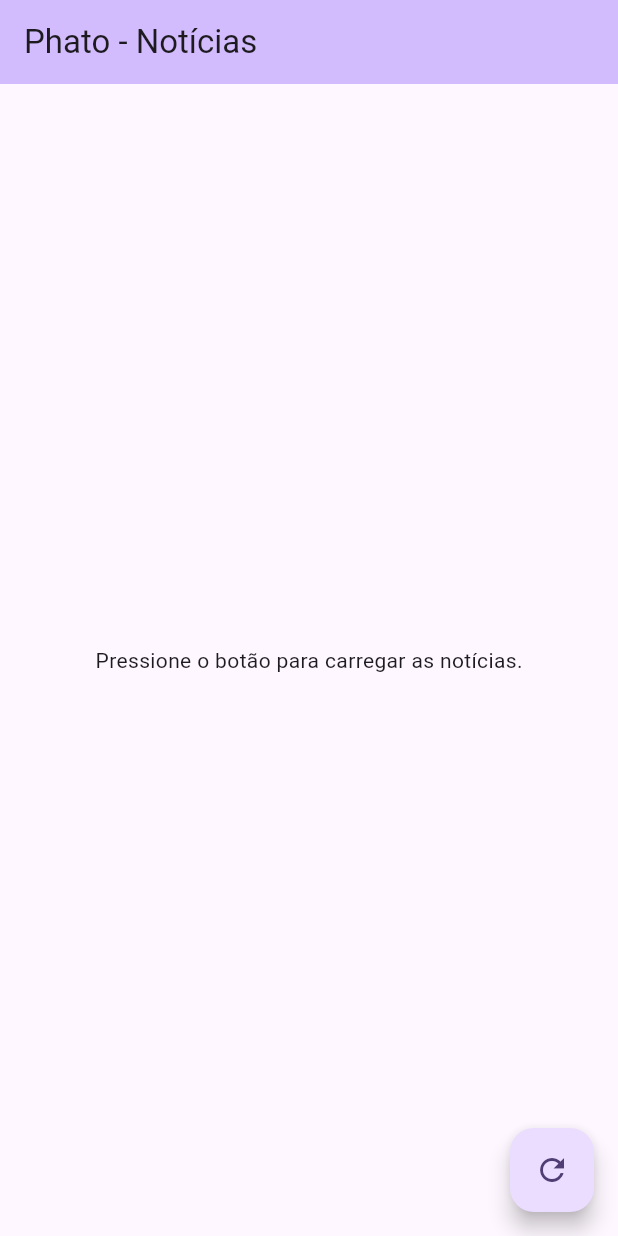
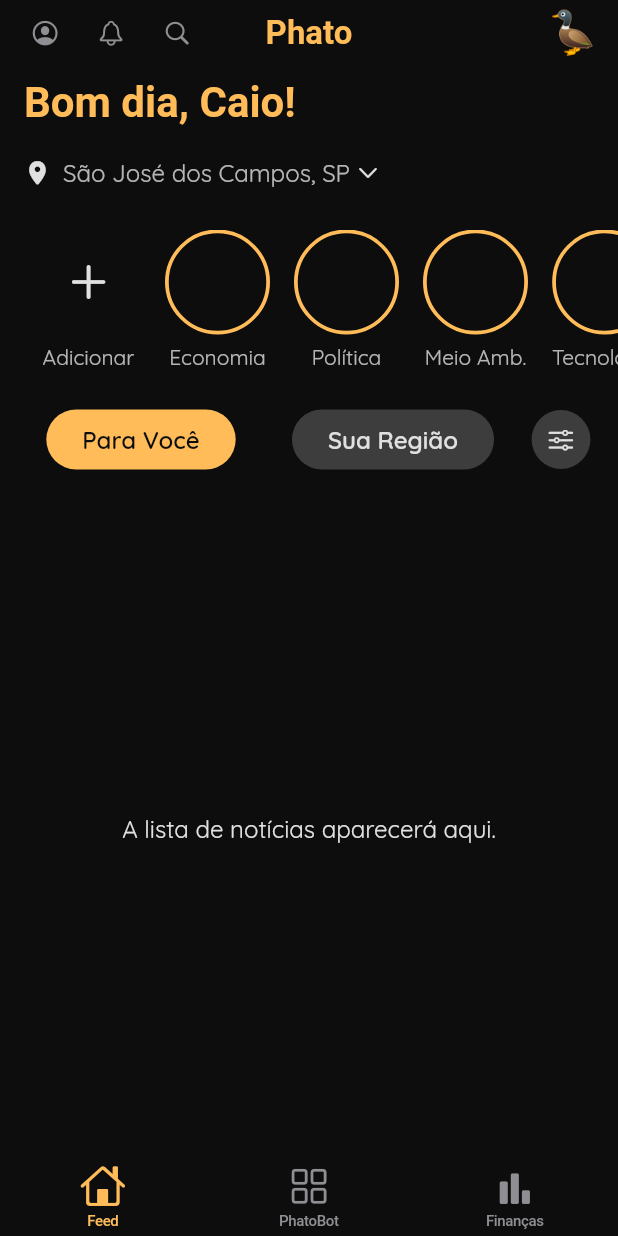
Before and after one commit to kvag0/Phato, a Flutter app: the screen it shows after launch, on a phone screen of 412 x 824 dp. Run offline on Flutter 3.47's test engine with Material 3 defaults, Android fonts, the phone set to English and light mode, and no system bars; our stand-ins replace flutter_dotenv, google_fonts.

Commit message:
"chore: Criação da Home e tema do app"

```diff
--- /dev/null
+++ b/frontend/phato_app/lib/components/custom_app_header.dart
@@ -0,0 +1,71 @@
+import 'package:flutter/cupertino.dart';
+import '../core/theme/app_theme.dart'; // Importa o tema.
+
+
+/// O cabeçalho principal e personalizado da aplicação.
+/// É um widget stateless, pois apenas exibe informações e delega as ações
+/// para callbacks (funções que serão passadas para ele no futuro).
+class CustomAppHeader extends StatelessWidget implements ObstructingPreferredSizeWidget {
+  const CustomAppHeader({super.key});
+
+@override
+  Widget build(BuildContext context) {
+    return CupertinoNavigationBar(
+      // CORRIGIDO: Usando o nome correto da cor de fundo.
+      backgroundColor: AppTheme.phatoBlack,
+      border: null,
+      padding: const EdgeInsetsDirectional.symmetric(horizontal: 8.0),
+      leading: Row(
+        mainAxisSize: MainAxisSize.min,
+        children: [
+          CupertinoButton(
+            padding: EdgeInsets.zero,
+            onPressed: () {
+              // TODO: Implementar navegação para a página de Perfil.
+            },
+            child: const Icon(CupertinoIcons.profile_circled, color: CupertinoColors.systemGrey),
+          ),
+          CupertinoButton(
+            padding: EdgeInsets.zero,
+            onPressed: () {
+              // TODO: Implementar navegação para a página de Notificações.
+            },
+            child: const Icon(CupertinoIcons.bell, color: CupertinoColors.systemGrey),
+          ),
+          CupertinoButton(
+            padding: EdgeInsets.zero,
+            onPressed: () {
+              // TODO: Implementar navegação para a página de Busca.
+            },
+            child: const Icon(CupertinoIcons.search, color: CupertinoColors.systemGrey),
+          ),
+        ],
+      ),
+
+      // Item central, o nosso logo.
+      middle: Text(
+        'Phato',
+        style: AppTheme.logoStyle,
+      ),
+      // Item à direita da barra de navegação.
+      trailing: CupertinoButton(
+        padding: EdgeInsets.zero,
+        onPressed: () {
+          // TODO: Implementar a funcionalidade futura (ex: Pato Feature).
+        },
+        // Como não há um ícone de pato no CupertinoIcons, usamos um emoji como fallback.
+        child: const Text('🦆', style: TextStyle(fontSize: 28)),
+      ),
+    );
+  }
+
+  // Estes dois métodos são necessários para implementar ObstructingPreferredSizeWidget,
+  // que garante que nosso cabeçalho se comporte corretamente com o layout do Cupertino.
+  @override
+  Size get preferredSize => const Size.fromHeight(44.0); // Altura padrão da nav bar do iOS.
+
+  @override
+  bool shouldFullyObstruct(BuildContext context) {
+    return true;
+  }
+}
--- /dev/null
+++ b/frontend/phato_app/lib/components/feed_filter_pills.dart
@@ -0,0 +1,72 @@
+import 'package:flutter/cupertino.dart';
+import '../core/theme/app_theme.dart';
+
+class FeedFilterPills extends StatelessWidget {
+  const FeedFilterPills({super.key});
+
+  @override
+  Widget build(BuildContext context) {
+    // Padding para dar um espaçamento geral à nossa linha de filtros.
+    return Padding(
+      padding: const EdgeInsets.symmetric(horizontal: 16.0, vertical: 16.0),
+      child: Row(
+        children: [
+          Expanded(
+            child: _buildPillButton(text: 'Para Você', isSelected: true),
+          ),
+          const SizedBox(width: 12),
+          Expanded(
+            child: _buildPillButton(text: 'Sua Região', isSelected: false),
+          ),
+          const SizedBox(width: 12),
+          _buildFilterButton(),
+        ],
+      ),
+    );
+  }
+
+  /// Constrói um dos botões em formato de pílula ("Para Você", "Sua Região").
+  Widget _buildPillButton({required String text, required bool isSelected}) {
+    return CupertinoButton(
+      padding: EdgeInsets.zero,
+      onPressed: () {
+        // TODO: Implementar a lógica de mudança de filtro.
+      },
+      child: Container(
+        padding: const EdgeInsets.symmetric(horizontal: 24, vertical: 10),
+        decoration: BoxDecoration(
+          color: isSelected ? AppTheme.phatoYellow : AppTheme.unselectedPillColor,
+          borderRadius: BorderRadius.circular(20),
+        ),
+        child: Text(
+          text,
+          style: TextStyle(
+            color: isSelected ? AppTheme.phatoBlack : AppTheme.phatoTextGray,
+            fontWeight: FontWeight.w600,
+          ),
+        ),
+      ),
+    );
+  }
+
+  /// Constrói o botão circular de filtro à direita.
+  Widget _buildFilterButton() {
+    return CupertinoButton(
+      padding: EdgeInsets.zero,
+      onPressed: () {
+        // TODO: Chamar o modal sheet de filtros que discutimos.
+      },
+      child: Container(
+        padding: const EdgeInsets.all(10),
+        decoration: const BoxDecoration(
+          color: AppTheme.unselectedPillColor,
+          shape: BoxShape.circle,
+        ),
+        child: const Icon(
+          CupertinoIcons.slider_horizontal_3, // Ícone de "filtros/controlos".
+          color: AppTheme.phatoTextGray,
+        ),
+      ),
+    );
+  }
+}
--- /dev/null
+++ b/frontend/phato_app/lib/components/welcome_header.dart
@@ -0,0 +1,62 @@
+import 'package:flutter/cupertino.dart';
+import '../core/theme/app_theme.dart';
+
+/// Um widget que exibe uma saudação de boas-vindas e a localização do utilizador.
+class WelcomeHeader extends StatelessWidget {
+  // CORREÇÃO: O construtor NÃO é const, porque o widget depende de DateTime.now().
+  WelcomeHeader({super.key});
+
+  // Função auxiliar para obter a saudação correta baseada na hora do dia.
+  String _getGreeting() {
+    final hour = DateTime.now().hour;
+    if (hour < 12) {
+      return 'Bom dia';
+    } else if (hour < 18) {
+      return 'Boa tarde';
+    } else {
+      return 'Boa noite';
+    }
+  }
+
+  @override
+  Widget build(BuildContext context) {
+    return Padding(
+      padding: const EdgeInsets.symmetric(horizontal: 16.0, vertical: 8.0),
+      child: Column(
+        crossAxisAlignment: CrossAxisAlignment.start,
+        children: [
+          Text(
+            '${_getGreeting()}, Caio!',
+            style: AppTheme.greetingStyle,
+          ),
+          const SizedBox(height: 8),
+          CupertinoButton(
+            padding: EdgeInsets.zero,
+            onPressed: () {},
+            child: Row(
+              mainAxisSize: MainAxisSize.min,
+              children: [
+                Icon(
+                  CupertinoIcons.location_solid,
+                  color: AppTheme.phatoTextGray,
+                  size: 18,
+                ),
+                const SizedBox(width: 8),
+                Text(
+                  'São José dos Campos, SP',
+                  style: AppTheme.secondaryTextStyle,
+                ),
+                const SizedBox(width: 4),
+                Icon(
+                  CupertinoIcons.chevron_down,
+                  color: AppTheme.phatoTextGray,
+                  size: 16,
+                ),
+              ],
+            ),
+          ),
+        ],
+      ),
+    );
+  }
+}
--- /dev/null
+++ b/frontend/phato_app/lib/core/theme/app_theme.dart
@@ -0,0 +1,67 @@
+import 'package:flutter/cupertino.dart';
+import 'package:google_fonts/google_fonts.dart';
+
+/// Classe central para todos os estilos e temas da aplicação Phato,
+/// baseada no guia de estilos oficial.
+class AppTheme {
+  // --- PALETA DE CORES OFICIAL ---
+  static const Color phatoYellow = Color(0xFFffbc59);
+  static const Color phatoRed = Color(0xFFdc2727);
+  static const Color phatoBlack = Color(0xFF0d0d0d);
+  static const Color phatoCardGray = Color(0xFF3d3d3d);
+  static const Color phatoTextGray = Color(0xFFE0E0E0);
+  static const Color unselectedPillColor = phatoCardGray;
+
+
+  // --- ESTILOS DE TEXTO COM GOOGLE FONTS ---
+
+  /// Estilo para títulos e cabeçalhos principais (ex: Logo, Títulos de página).
+  static final TextStyle headlineStyle = GoogleFonts.leagueSpartan(
+    color: phatoTextGray,
+    fontWeight: FontWeight.bold,
+    fontSize: 28,
+  );
+
+  /// Estilo para o corpo do texto e textos gerais.
+  static final TextStyle bodyTextStyle = GoogleFonts.quicksand(
+    color: phatoTextGray,
+    fontSize: 16,
+  );
+
+  /// Estilo específico para o logo, para fácil acesso.
+  static final TextStyle logoStyle = GoogleFonts.leagueSpartan(
+    color: phatoYellow,
+    fontWeight: FontWeight.bold,
+    fontSize: 22,
+  );
+
+  /// Estilo específico para a saudação.
+  static final TextStyle greetingStyle = GoogleFonts.leagueSpartan(
+    color: phatoYellow,
+    fontSize: 28,
+    fontWeight: FontWeight.bold,
+  );
+
+  /// Estilo específico para textos secundários, como a localização.
+  static final TextStyle secondaryTextStyle = GoogleFonts.quicksand(
+    color: phatoTextGray.withOpacity(0.8),
+    fontSize: 16,
+  );
+
+
+  // --- TEMA GERAL DA APLICAÇÃO (CUPERTINO) ---
+  static final CupertinoThemeData mainTheme = CupertinoThemeData(
+    brightness: Brightness.dark,
+    primaryColor: phatoYellow,
+    scaffoldBackgroundColor: phatoBlack,
+    barBackgroundColor: phatoBlack,
+    textTheme: CupertinoTextThemeData(
+      // Estilo de texto padrão para qualquer Text() que não tenha um estilo explícito.
+      textStyle: bodyTextStyle,
+      // Estilo padrão para os títulos na barra de navegação.
+      navTitleTextStyle: logoStyle,
+      // Estilo para links ou botões de texto.
+      actionTextStyle: bodyTextStyle.copyWith(color: phatoYellow),
+    ),
+  );
+}
--- a/frontend/phato_app/lib/main.dart
+++ b/frontend/phato_app/lib/main.dart
@@ -1,15 +1,11 @@
-import 'package:flutter/material.dart';
+import 'package:flutter/cupertino.dart';
 import 'package:flutter_dotenv/flutter_dotenv.dart';
 
-// Importamos os nossos modelos e serviços que criámos nos passos anteriores.
-import 'models/article.dart';
-import 'services/api_service.dart';
+import 'core/theme/app_theme.dart'; // 1. Importamos o nosso ficheiro de tema.
+import 'pages/home_page.dart';
 
-// Ponto de entrada da aplicação.
 Future<void> main() async {
-  // Garante que os widgets do Flutter estão prontos antes de carregar o .env.
   WidgetsFlutterBinding.ensureInitialized();
-  // Carrega as variáveis de ambiente do ficheiro .env.
   await dotenv.load(fileName: ".env");
   runApp(const PhatoApp());
 }
@@ -19,111 +15,12 @@
 
   @override
   Widget build(BuildContext context) {
-    return MaterialApp(
+    // REMOVA O 'const' DAQUI:
+    return CupertinoApp(
       title: 'Phato App',
-      theme: ThemeData(
-        colorScheme: ColorScheme.fromSeed(seedColor: Colors.deepPurple),
-        useMaterial3: true,
-      ),
-      // A nossa tela inicial agora é a HomePage.
+      theme: AppTheme.mainTheme,
       home: const HomePage(),
-      debugShowCheckedModeBanner: false, // Remove a faixa de "Debug"
+      debugShowCheckedModeBanner: false,
     );
   }
 }
-
-// HomePage é a nossa tela principal.
-// Usamos um StatefulWidget porque o conteúdo da tela vai mudar (estado).
-class HomePage extends StatefulWidget {
-  const HomePage({super.key});
-
-  @override
-  State<HomePage> createState() => _HomePageState();
-}
-
-class _HomePageState extends State<HomePage> {
-  // Instância do nosso ApiService para fazer as chamadas de rede.
-  final ApiService _apiService = ApiService();
-
-  // Variáveis de estado para controlar a UI.
-  bool _isLoading = false; // Controla se o indicador de carregamento é exibido.
-  List<Article> _articles = []; // Armazena a lista de artigos recebidos da API.
-  String? _error; // Armazena uma mensagem de erro, se houver.
-
-  // Método para buscar os artigos.
-  Future<void> _fetchArticles() async {
-    // 1. Atualiza o estado para mostrar o indicador de carregamento.
-    setState(() {
-      _isLoading = true;
-      _error = null;
-    });
-
-    try {
-      // 2. Chama o método do nosso serviço.
-      final articles = await _apiService.fetchArticles();
-      // 3. Se a chamada for bem-sucedida, atualiza o estado com os novos artigos.
-      setState(() {
-        _isLoading = false;
-        _articles = articles;
-      });
-    } catch (e) {
-      // 4. Se ocorrer um erro, atualiza o estado com a mensagem de erro.
-      setState(() {
-        _isLoading = false;
-        _error = 'Ocorreu um erro ao buscar as notícias: $e';
-      });
-    }
-  }
-
-  @override
-  Widget build(BuildContext context) {
-    return Scaffold(
-      appBar: AppBar(
-        title: const Text('Phato - Notícias'),
-        backgroundColor: Theme.of(context).colorScheme.inversePrimary,
-      ),
-      // O corpo da tela muda dependendo do estado.
-      body: Center(
-        child: _buildBody(),
-      ),
-      floatingActionButton: FloatingActionButton(
-        onPressed: _fetchArticles, // O botão chama o nosso método.
-        tooltip: 'Carregar Notícias',
-        child: const Icon(Icons.refresh),
-      ),
-    );
-  }
-
-  // Widget auxiliar para construir o corpo da tela de forma organizada.
-  Widget _buildBody() {
-    if (_isLoading) {
-      // Se está a carregar, mostra um indicador de progresso.
-      return const CircularProgressIndicator();
-    } else if (_error != null) {
-      // Se há um erro, mostra a mensagem de erro.
-      return Text(
-        _error!,
-        style: const TextStyle(color: Colors.red, fontSize: 16),
-        textAlign: TextAlign.center,
-      );
-    } else if (_articles.isEmpty) {
-      // Se não há artigos, mostra uma mensagem inicial.
-      return const Text('Pressione o botão para carregar as notícias.');
-    } else {
-      // Se temos artigos, mostra a lista.
-      return ListView.builder(
-        itemCount: _articles.length,
-        itemBuilder: (context, index) {
-          final article = _articles[index];
-          return ListTile(
-            title: Text(article.title),
-            subtitle: Text(article.source.name),
-            onTap: () {
-              // Ação futura: navegar para a tela de detalhes do artigo.
-            },
-          );
-        },
-      );
-    }
-  }
-}
--- /dev/null
+++ b/frontend/phato_app/lib/pages/feed_tab_page.dart
@@ -0,0 +1,34 @@
+import 'package:flutter/cupertino.dart';
+import '../components/custom_app_header.dart';
+import '../components/feed_filter_pills.dart';
+import '../components/welcome_header.dart';
+import '../widgets/category_highlights_bar.dart';
+
+class FeedTabPage extends StatelessWidget {
+  const FeedTabPage({super.key});
+
+  @override
+  Widget build(BuildContext context) {
+    return CupertinoPageScaffold(
+      navigationBar: const CustomAppHeader(),
+      child: SafeArea(
+        child: Container(
+          color: CupertinoTheme.of(context).scaffoldBackgroundColor,
+          child: Column(
+            crossAxisAlignment: CrossAxisAlignment.start,
+            children: [
+              WelcomeHeader(),
+              const CategoryHighlightsBar(),
+              const FeedFilterPills(),
+              const Expanded(
+                child: Center(
+                  child: Text('A lista de notícias aparecerá aqui.'),
+                ),
+              ),
+            ],
+          ),
+        ),
+      ),
+    );
+  }
+}
--- /dev/null
+++ b/frontend/phato_app/lib/pages/home_page.dart
@@ -0,0 +1,58 @@
+import 'package:flutter/cupertino.dart';
+import 'feed_tab_page.dart';
+
+class HomePage extends StatelessWidget {
+  const HomePage({super.key});
+
+  @override
+  Widget build(BuildContext context) {
+    return CupertinoTabScaffold(
+      tabBuilder: (BuildContext context, int index) {
+        switch (index) {
+          case 0: // Aba "Feed"
+            return CupertinoTabView(builder: (context) {
+              // CORREÇÃO: FeedTabPage NÃO é const.
+              return FeedTabPage();
+            });
+          case 1: // Aba "PhatoBot"
+            return CupertinoTabView(builder: (context) {
+              return const CupertinoPageScaffold(
+                child: Center(child: Text('Tela do PhatoBot')),
+              );
+            });
+          case 2: // Aba "Finanças"
+            return CupertinoTabView(builder: (context) {
+              return const CupertinoPageScaffold(
+                child: Center(child: Text('Tela de Finanças')),
+              );
+            });
+          default:
+             return CupertinoTabView(builder: (context) {
+              // CORREÇÃO: FeedTabPage NÃO é const.
+              return FeedTabPage();
+            });
+        }
+      },
+      tabBar: CupertinoTabBar(
+        activeColor: const Color(0xFFffbc59), // Temporário, usaremos o tema depois
+        inactiveColor: CupertinoColors.systemGrey,
+        backgroundColor: const Color(0xFF0d0d0d).withOpacity(0.95),
+        border: null,
+        items: const <BottomNavigationBarItem>[
+          BottomNavigationBarItem(
+            icon: Icon(CupertinoIcons.home),
+            label: 'Feed',
+          ),
+          BottomNavigationBarItem(
+            icon: Icon(CupertinoIcons.square_grid_2x2),
+            label: 'PhatoBot',
+          ),
+          BottomNavigationBarItem(
+            icon: Icon(CupertinoIcons.chart_bar_alt_fill),
+            label: 'Finanças',
+          ),
+        ],
+      ),
+    );
+  }
+}
--- a/frontend/phato_app/lib/services/api_service.dart
+++ b/frontend/phato_app/lib/services/api_service.dart
@@ -10,73 +10,10 @@ class ApiService {
   final String _baseUrl = dotenv.env['API_BASE_URL'] ?? 'http://api.padrao.falhou.com';
 
   /// Busca uma lista de artigos da API.
-  ///
-  /// Por enquanto, este método SIMULA a chamada de rede para permitir o
-  /// desenvolvimento do frontend em paralelo com o backend.
   Future<List<Article>> fetchArticles() async {
-    // --- SIMULAÇÃO (USAR ENQUANTO O BACKEND NÃO ESTÁ PRONTO) ---
-
-    // Simula um atraso de rede de 2 segundos.
-    await Future.delayed(const Duration(seconds: 2));
-
-    // Dados JSON falsos que imitam a resposta real da API.
-    // A estrutura DEVE ser idêntica à do modelo Article.
-    const String mockApiResponse = '''
-      [
-        {
-          "_id": "60d5ecb4b3f8a5a4c4a3b3e2",
-          "title": "Flutter 3.10 Lançado com Melhorias de Performance",
-          "url": "https://news.flutter.dev/2025/07/20/flutter-3-10-released",
-          "source": {
-            "id": "flutter-dev-blog",
-            "name": "Flutter Official Blog",
-            "url": "https://news.flutter.dev"
-          },
-          "author": "Equipe Flutter",
-          "publishedAt": "2025-07-20T10:00:00.000Z",
-          "category": "Tecnologia",
-          "content": "A nova versão do Flutter traz otimizações significativas no motor gráfico Impeller...",
-          "description": "Descubra as novidades do Flutter 3.10, focado em performance e estabilidade.",
-          "imageUrl": "https://flutter.dev/images/flutter-logo-sharing.png",
-          "analysis": null,
-          "fetchedAt": "2025-07-20T12:00:00.000Z",
-          "tags": ["flutter", "mobile", "release"],
-          "language": "pt-br",
-          "createdAt": "2025-07-20T12:00:00.000Z",
-          "updatedAt": "2025-07-20T12:00:00.000Z"
-        },
-        {
-          "_id": "60d5ecb4b3f8a5a4c4a3b3e3",
-          "title": "Inteligência Artificial Transforma a Indústria Criativa",
-          "url": "https://tech.example.com/ai-creative-industry",
-          "source": {
-            "id": "tech-example",
-            "name": "Tech Example News"
-          },
-          "author": "Jane Doe",
-          "publishedAt": "2025-07-19T14:30:00.000Z",
-          "category": "IA",
-          "content": "Modelos de IA generativa estão a revolucionar a forma como criamos arte, música e texto...",
-          "description": "Uma análise profunda sobre o impacto da IA nos setores criativos.",
-          "imageUrl": "https://tech.example.com/images/ai-creative.png",
-          "analysis": null,
-          "fetchedAt": "2025-07-20T12:01:00.000Z",
-          "tags": ["ia", "ai", "generative-ai"],
-          "language": "pt-br",
-          "createdAt": "2025-07-20T12:01:00.000Z",
-          "updatedAt": "2025-07-20T12:01:00.000Z"
-        }
-      ]
-    ''';
-
-    final List<dynamic> jsonResponse = json.decode(mockApiResponse);
-    return jsonResponse.map((json) => Article.fromJson(json)).toList();
-
-
-    // --- CÓDIGO REAL (USAR QUANDO O BACKEND ESTIVER PRONTO) ---
-    /*
     try {
-      final url = Uri.parse('$_baseUrl/articles');
+    // O _baseUrl agora vai usar a URL real do servidor do Rafael!
+    final url = Uri.parse('$_baseUrl/api/articles'); // Adicionamos o caminho do endpoint
     final response = await http.get(url);
 
     if (response.statusCode == 200) {
@@ -90,10 +27,9 @@ class ApiService {
       // Lidar com erros de conexão (sem internet, DNS, etc.)
       throw Exception('Erro de conexão: $e');
     }
-    */
+  }
 }
 
   // Futuramente, outros métodos podem ser adicionados aqui:
   // Future<Article> fetchArticleById(String id) async { ... }
   // Future<bool> postComment(String articleId, String comment) async { ... }
-}
--- /dev/null
+++ b/frontend/phato_app/lib/widgets/category_highlights_bar.dart
@@ -0,0 +1,122 @@
+import 'package:flutter/cupertino.dart';
+import '../core/theme/app_theme.dart';
+
+// Uma pequena classe para modelar os nossos dados de highlight.
+// Isto torna o nosso código mais limpo do que usar Mapas genéricos.
+class CategoryHighlight {
+  final String title;
+  final bool isSelected;
+
+  const CategoryHighlight({required this.title, this.isSelected = false});
+}
+
+class CategoryHighlightsBar extends StatelessWidget {
+  const CategoryHighlightsBar({super.key});
+
+  // --- DADOS MOCKADOS (FAKE) ---
+  // No futuro, estes dados virão de uma fonte real (API ou base de dados local).
+  // TODO: Substituir pela lógica de busca de categorias do utilizador.
+  final List<CategoryHighlight> _highlights = const [
+    CategoryHighlight(title: 'Economia', isSelected: true),
+    CategoryHighlight(title: 'Política',isSelected: true),
+    CategoryHighlight(title: 'Meio Amb.', isSelected: true),
+    CategoryHighlight(title: 'Tecnologia', isSelected: true),
+    CategoryHighlight(title: 'Esportes', isSelected: true),
+    CategoryHighlight(title: 'Cultura', isSelected: true),
+    CategoryHighlight(title: 'Ciência', isSelected: true),
+  ];
+
+  @override
+  Widget build(BuildContext context) {
+    // Usamos um Container para definir uma altura fixa para a barra de highlights.
+    return Container(
+      height: 110, // Altura total (círculo + texto + espaçamento).
+      padding: const EdgeInsets.symmetric(vertical: 8.0),
+      child: ListView.builder(
+        // Isto torna a nossa lista horizontal.
+        scrollDirection: Axis.horizontal,
+        // O número de itens é a nossa lista de categorias + 1 (para o botão "Adicionar").
+        itemCount: _highlights.length + 1,
+        // Adiciona um espaçamento no início da lista.
+        padding: const EdgeInsets.only(left: 16.0),
+        itemBuilder: (context, index) {
+          // --- LÓGICA CONDICIONAL PARA CONSTRUIR CADA ITEM ---
+
+          // Se for o primeiro item (index 0), construímos o botão "Adicionar".
+          if (index == 0) {
+            return _buildAddItem();
+          }
+
+          // Para os outros itens, pegamos a categoria da nossa lista.
+          // Subtraímos 1 do index porque a nossa lista de dados não tem o item "Adicionar".
+          final highlight = _highlights[index - 1];
+          return _buildHighlightItem(highlight);
+        },
+      ),
+    );
+  }
+
+  // Método auxiliar para construir o botão "Adicionar".
+  Widget _buildAddItem() {
+    return _buildBaseHighlight(
+      title: 'Adicionar',
+      // A CORREÇÃO É AQUI:
+      child: const Icon(CupertinoIcons.add, color: AppTheme.phatoTextGray, size: 32),
+      onTap: () {
+        // TODO: Implementar lógica para abrir a tela de adicionar/editar categorias.
+      },
+    );
+  }
+
+  // Método auxiliar para construir um item de categoria normal.
+  Widget _buildHighlightItem(CategoryHighlight highlight) {
+    return _buildBaseHighlight(
+      title: highlight.title,
+      // O círculo da categoria, com borda se estiver selecionado.
+      child: Container(
+        decoration: BoxDecoration(
+          shape: BoxShape.circle,
+          // Lógica para adicionar a borda dourada se `isSelected` for true.
+          border: highlight.isSelected
+              ? Border.all(color: AppTheme.phatoYellow, width: 2.5)
+              : null,
+        ),
+      ),
+      onTap: () {
+        // TODO: Implementar lógica para selecionar/desselecionar e filtrar o feed.
+      },
+    );
+  }
+
+  // Widget base para evitar repetição de código.
+  Widget _buildBaseHighlight({required String title, required Widget child, required VoidCallback onTap}) {
+    const double circleSize = 70.0;
+    return CupertinoButton(
+      padding: const EdgeInsets.symmetric(horizontal: 8.0),
+      onPressed: onTap,
+      child: Column(
+        mainAxisAlignment: MainAxisAlignment.center,
+        children: [
+          // O círculo (seja com o ícone '+' ou apenas a borda).
+          SizedBox(
+            width: circleSize,
+            height: circleSize,
+            child: child,
+          ),
+
+          // --- A CORREÇÃO É AQUI ---
+          // Reduzimos o espaçamento para evitar o overflow.
+          const SizedBox(height: 6),
+
+          // O texto do título.
+          Text(
+            title,
+            style: AppTheme.secondaryTextStyle.copyWith(fontSize: 14),
+            maxLines: 1,
+            overflow: TextOverflow.ellipsis,
+          ),
+        ],
+      ),
+    );
+  }
+}
--- a/frontend/phato_app/pubspec.yaml
+++ b/frontend/phato_app/pubspec.yaml
@@ -32,6 +32,8 @@ dependencies:
     sdk: flutter
   http: ^1.2.1
   flutter_dotenv: ^5.1.0
+  google_fonts: ^6.2.1
+
 
   # The following adds the Cupertino Icons font to your application.
   # Use with the CupertinoIcons class for iOS style icons.
```
Also changed, not shown: frontend/phato_app/lib/components/custom_nav_bar.dart (added), frontend/phato_app/lib/components/primary_button.dart (added), frontend/phato_app/lib/pages/article_detail_page.dart (added), frontend/phato_app/lib/widgets/article_card.dart (added), frontend/phato_app/pubspec.lock, 6 other files. Lines whose indentation alone changed are shown as unchanged.
